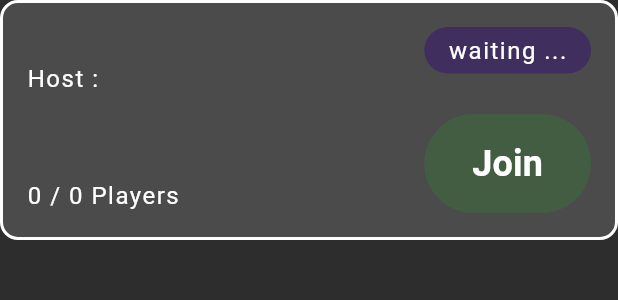
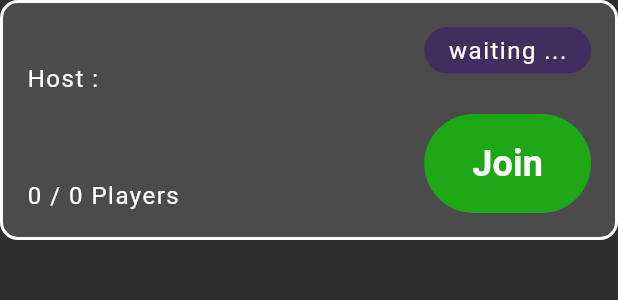
Before and after one commit to cp-23fam/portes_ouvertes, a Flutter app: the RoomCard widget shown alone on an empty page, opened directly with empty values, on a phone screen of 412 x 824 dp. Shown: the top 300 px of the screen. Run offline on Flutter 3.47's test engine with Material 3 defaults, Android fonts, the phone set to English and light mode, and no system bars; our stand-ins replace cloud_firestore, firebase_auth, firebase_core, flutter_riverpod, go_router; missing offline and left inert: sign_button; accounts and stored records are empty.

Commit message:
Fix des problème avec la liste des Room

```diff
--- a/lib/src/features/room/presentation/room_list/room_card.dart
+++ b/lib/src/features/room/presentation/room_list/room_card.dart
@@ -4,7 +4,7 @@ import 'package:portes_ouvertes/src/features/room/domain/room.dart';
 import 'package:portes_ouvertes/src/localization/string_hardcoded.dart';
 import 'package:portes_ouvertes/src/theme/theme.dart';
 
-class RoomCard extends StatelessWidget {
+class RoomCard extends StatefulWidget {
   const RoomCard({
     required this.room,
     required this.onClick,
@@ -16,6 +16,11 @@ class RoomCard extends StatelessWidget {
   final VoidCallback onClick;
   final bool isEnable;
 
+  @override
+  State<RoomCard> createState() => _RoomCardState();
+}
+
+class _RoomCardState extends State<RoomCard> {
   @override
   Widget build(BuildContext context) {
     return Container(
@@ -36,9 +41,14 @@ class RoomCard extends StatelessWidget {
               children: [
                 Column(
                   crossAxisAlignment: CrossAxisAlignment.start,
-                  children: [Text(room.name), Text('Host : ${room.hostId}')],
+                  children: [
+                    Text(widget.room.name),
+                    Text('Host : ${widget.room.hostId}'),
+                  ],
                 ),
-                Text('${room.users.length} / ${room.maxPlayers} Players'),
+                Text(
+                  '${widget.room.users.length} / ${widget.room.maxPlayers} Players',
+                ),
               ],
             ),
             Column(
@@ -62,12 +72,10 @@ class RoomCard extends StatelessWidget {
                   ),
                 ),
                 TextButton(
-                  onPressed: isEnable ? onClick : () {},
+                  onPressed: widget.onClick,
                   style: ButtonStyle(
                     backgroundColor: WidgetStateProperty.all<Color>(
-                      isEnable
-                          ? AppColors.goodColor
-                          : AppColors.goodColor.withAlpha(50),
+                      AppColors.goodColor,
                     ),
                   ),
                   child: Padding(
```
Also changed, not shown: lib/src/features/room/presentation/room_detail/room_detail_screen.dart (+3 -18 lines), lib/src/features/room/presentation/room_list/room_list_screen.dart (+9 -6 lines).
